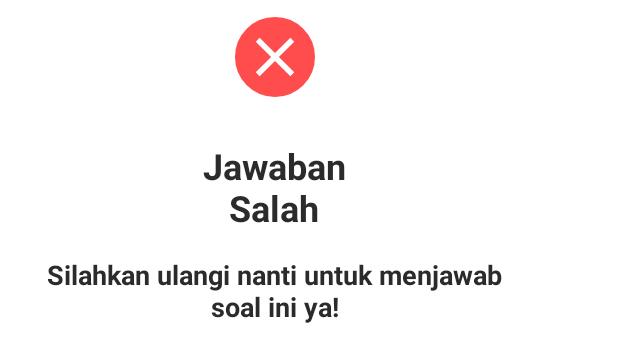
After one commit to Arifwira/Didow, an Android app: the layout dialog_false_view.xml on its own in the app's theme, with its tools: preview values and no code run, on a phone screen of 412 x 824 dp. The commit adds this screen. Shown: the top 362 px of the screen. Run offline under Robolectric (Android 15) with nearby library versions, the phone set to English and light mode, and no system bars; network calls fail.

Commit message:
Popup benar salah pada bagian MultipleChoiceFragment

```diff
--- a/app/src/main/java/com/capstone/didow/UI/exercise/ExerciseHandWritingFragment.kt
+++ b/app/src/main/java/com/capstone/didow/UI/exercise/ExerciseHandWritingFragment.kt
@@ -17,18 +17,15 @@ import android.view.ViewGroup
 import android.widget.Toast
 import androidx.activity.result.contract.ActivityResultContracts
 import androidx.appcompat.app.AppCompatActivity
-import androidx.camera.core.impl.utils.ContextUtil.getApplicationContext
 import androidx.core.app.ActivityCompat
 import androidx.core.content.ContextCompat
 import androidx.core.content.FileProvider
 import androidx.fragment.app.activityViewModels
 import androidx.lifecycle.Observer
-import androidx.navigation.findNavController
 import androidx.navigation.fragment.findNavController
 import com.capstone.didow.BuildConfig
 import com.capstone.didow.R
 import com.capstone.didow.databinding.ExerciseHandWritingFragmentBinding
-import com.capstone.didow.databinding.ExerciseWordsScrambleFragmentBinding
 import com.capstone.didow.entities.QuestionHandwriting
 import com.capstone.didow.entities.QuestionMultipleChoice
 import com.capstone.didow.entities.QuestionScrambleWords
--- /dev/null
+++ b/app/src/main/res/drawable/dialog_background.xml
@@ -0,0 +1,7 @@
+<?xml version="1.0" encoding="utf-8"?>
+<shape xmlns:android="http://schemas.android.com/apk/res/android"
+    android:shape="rectangle">
+    <solid android:color="@color/white"/>
+    <corners android:radius="8dp"/>
+
+</shape>
--- /dev/null
+++ b/app/src/main/res/drawable/false_background.xml
@@ -0,0 +1,7 @@
+<?xml version="1.0" encoding="utf-8"?>
+<shape xmlns:android="http://schemas.android.com/apk/res/android"
+    android:shape="oval">
+    <solid android:color="#FF4D4D"/>
+    <stroke android:width="3dp" android:color="@color/white"/>
+
+</shape>
--- /dev/null
+++ b/app/src/main/res/drawable/ic_check.xml
@@ -0,0 +1,5 @@
+<vector android:height="24dp" android:tint="#FFFFFF"
+    android:viewportHeight="24" android:viewportWidth="24"
+    android:width="24dp" xmlns:android="http://schemas.android.com/apk/res/android">
+    <path android:fillColor="@android:color/white" android:pathData="M9,16.17L4.83,12l-1.42,1.41L9,19 21,7l-1.41,-1.41z"/>
+</vector>
--- /dev/null
+++ b/app/src/main/res/drawable/ic_close.xml
@@ -0,0 +1,5 @@
+<vector android:height="24dp" android:tint="#FFFFFF"
+    android:viewportHeight="24" android:viewportWidth="24"
+    android:width="24dp" xmlns:android="http://schemas.android.com/apk/res/android">
+    <path android:fillColor="@android:color/white" android:pathData="M19,6.41L17.59,5 12,10.59 6.41,5 5,6.41 10.59,12 5,17.59 6.41,19 12,13.41 17.59,19 19,17.59 13.41,12z"/>
+</vector>
--- /dev/null
+++ b/app/src/main/res/layout/dialog_false_view.xml
@@ -0,0 +1,54 @@
+<?xml version="1.0" encoding="utf-8"?>
+<androidx.constraintlayout.widget.ConstraintLayout xmlns:android="http://schemas.android.com/apk/res/android"
+    xmlns:app="http://schemas.android.com/apk/res-auto"
+    xmlns:tools="http://schemas.android.com/tools"
+    android:layout_width="wrap_content"
+    android:layout_height="wrap_content"
+    android:padding="8dp"
+    android:background="@drawable/dialog_background">
+
+    <LinearLayout
+        android:id="@+id/containerLayout"
+        android:layout_width="wrap_content"
+        android:layout_height="200dp"
+        android:background="@drawable/popup_background"
+        app:layout_constraintStart_toStartOf="parent"
+        app:layout_constraintEnd_toEndOf="parent"
+        app:layout_constraintBottom_toBottomOf="parent"
+        app:layout_constraintTop_toTopOf="parent"
+        android:orientation="vertical">
+        <TextView
+            android:layout_width="match_parent"
+            android:layout_height="wrap_content"
+            android:layout_marginTop="56dp"
+            android:text="Jawaban\nSalah"
+            android:textSize="24sp"
+            android:textColor="@color/black"
+            android:textStyle="bold"
+            android:gravity="center_horizontal"/>
+        <TextView
+            android:layout_width="match_parent"
+            android:layout_height="wrap_content"
+            android:layout_marginTop="16dp"
+            android:layout_marginStart="16dp"
+            android:layout_marginEnd="16dp"
+            android:text="Silahkan ulangi nanti untuk menjawab\nsoal ini ya!"
+            android:textColor="@color/black"
+            android:textStyle="bold"
+            android:textSize="18sp"
+            android:gravity="center_horizontal"/>
+    </LinearLayout>
+
+    <ImageView
+        android:layout_width="60dp"
+        android:layout_height="60dp"
+        android:background="@drawable/false_background"
+        android:src="@drawable/ic_close"
+        android:padding="8dp"
+        app:layout_constraintBottom_toTopOf="@+id/containerLayout"
+        app:layout_constraintTop_toTopOf="@id/containerLayout"
+        app:layout_constraintStart_toStartOf="@id/containerLayout"
+        app:layout_constraintEnd_toEndOf="@id/containerLayout"/>
+
+
+</androidx.constraintlayout.widget.ConstraintLayout>
```
Also changed, not shown: app/src/main/java/com/capstone/didow/UI/exercise/ExerciseMultipleChoiceFragment.kt (+44 -12 lines), app/src/main/res/drawable/true_background.xml (added, +7 -0 lines), app/src/main/res/layout/dialog_true_view.xml (added, +55 -0 lines).
